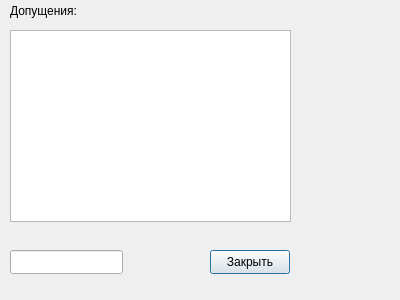
Vadikkkkk/A-resolution-technique, file resolution.ui: the form before one commit.
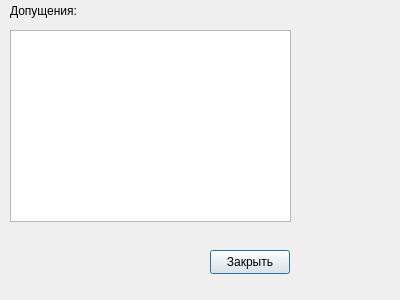
The form after the commit.

Commit message: resolution for cnf

```diff
--- a/resolution.ui
+++ b/resolution.ui
@@ -36,16 +36,6 @@
     </rect>
    </property>
   </widget>
-  <widget class="QLineEdit" name="res">
-   <property name="geometry">
-    <rect>
-     <x>10</x>
-     <y>250</y>
-     <width>113</width>
-     <height>24</height>
-    </rect>
-   </property>
-  </widget>
   <widget class="QPushButton" name="close">
    <property name="geometry">
     <rect>
@@ -59,6 +49,19 @@
     <string>Закрыть</string>
    </property>
   </widget>
+  <widget class="QLabel" name="result">
+   <property name="geometry">
+    <rect>
+     <x>20</x>
+     <y>250</y>
+     <width>161</width>
+     <height>16</height>
+    </rect>
+   </property>
+   <property name="text">
+    <string/>
+   </property>
+  </widget>
  </widget>
  <resources/>
  <connections/>
```
The commit also changes 3 other files.
